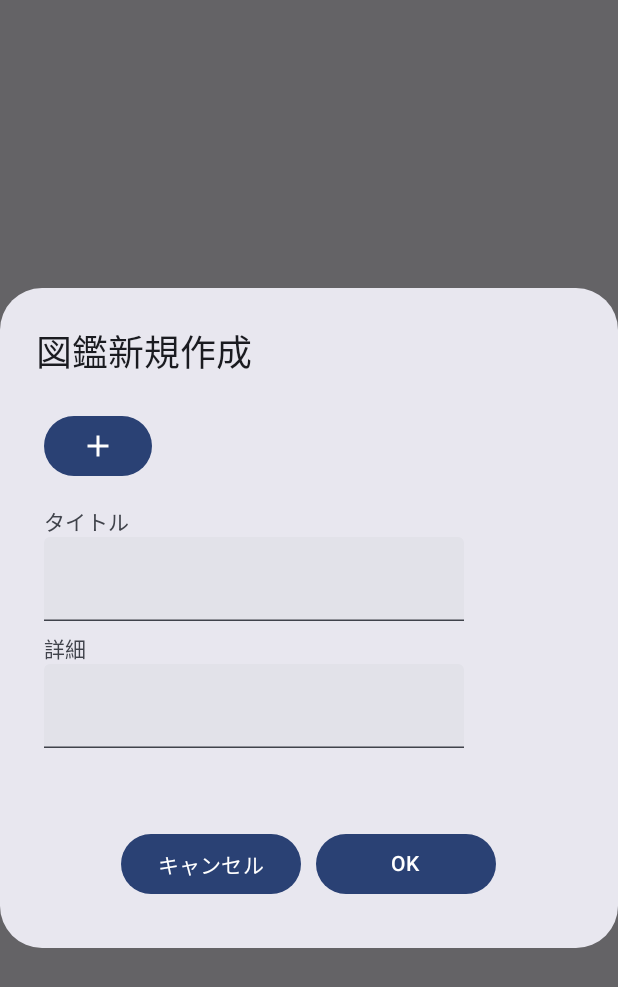
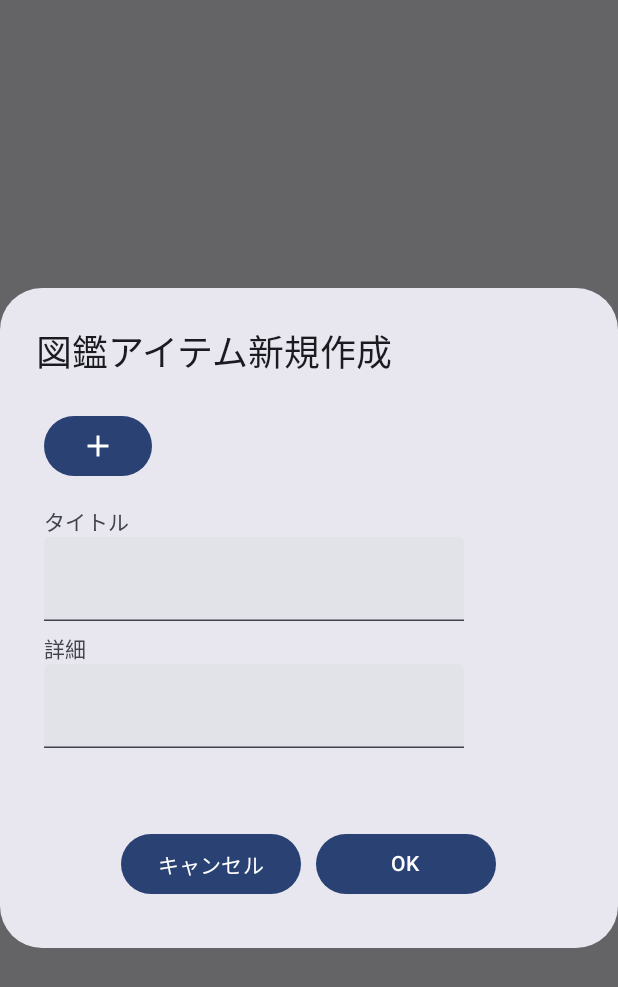
Before and after one commit to coffee-bonfire/CoffeeBook, an Android app built with Jetpack Compose: the composable BookItemEditDialog called with empty values, on a phone screen of 412 x 824 dp. Shown: the top 987 px of the screen. Run offline under Robolectric (Android 15) with nearby library versions, the phone set to English and light mode, and no system bars; our stand-ins replace Dagger/Hilt's generated code.

Commit message:
:green_geart: リファクタ

```diff
--- a/app/src/main/java/com/dandanbiyori/coffeebooksapp/components/BookItemEditDialog.kt
+++ b/app/src/main/java/com/dandanbiyori/coffeebooksapp/components/BookItemEditDialog.kt
@@ -64,7 +64,7 @@ fun BookItemEditDialog(
     AlertDialog(
         // ダイアログ外クリックでダイアログを閉じる
         onDismissRequest = { bookItemViewModel.isShowDialog = false },
-        title = { Text(text = if (bookItemViewModel.isEditing) "図鑑アイテム更新" else stringResource(R.string.dialog_heading)) },
+        title = { Text(text = if (bookItemViewModel.isEditing) "図鑑アイテム更新" else stringResource(R.string.dialog_item_heading)) },
         text = {
             Column(
                 modifier = Modifier
--- a/app/src/main/res/values/strings.xml
+++ b/app/src/main/res/values/strings.xml
@@ -4,6 +4,7 @@
     <string name="dialog_title">タイトル</string>
     <string name="dialog_description">詳細</string>
     <string name="dialog_heading">図鑑新規作成</string>
+    <string name="dialog_item_heading">図鑑アイテム新規作成</string>
     <string name="dialog_user_select_image">ユーザ画像</string>
     <string name="tab_coffee_books">Coffee Book</string>
     <string name="tab_my_books">My Book</string>
```
